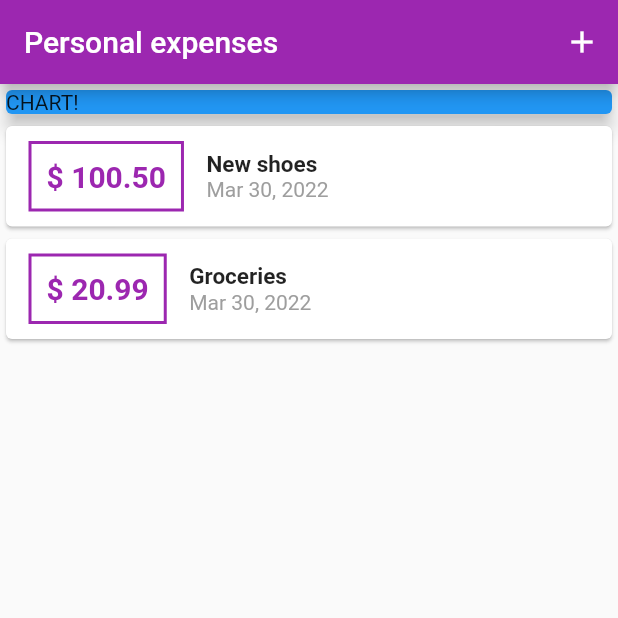
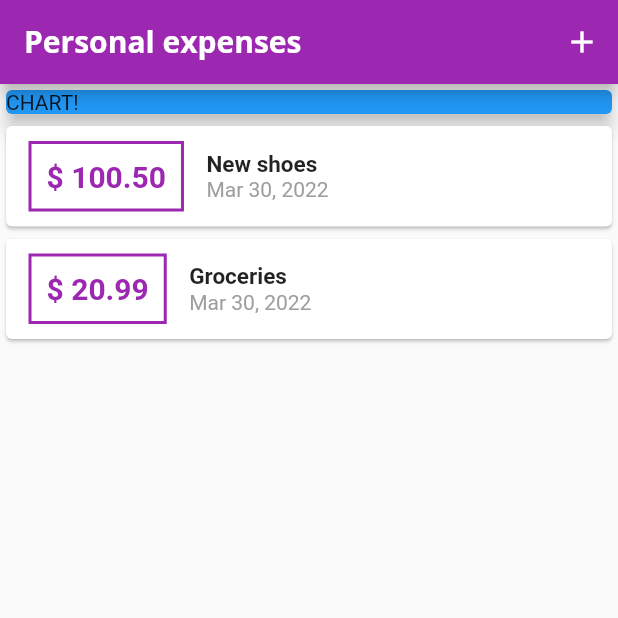
Before and after one commit to AnuTor/Flutter-course, a Flutter app: the screen it shows after launch, on a phone screen of 412 x 824 dp, the top half of it. Run offline on Flutter 3.47's test engine with Material 2 defaults, Android fonts, the phone set to English and light mode, and no system bars; missing offline and left inert: dart:ffi.

Commit message:
Actualizado a lectura 96

```diff
--- a/app2_personal_expense_app/lib/main.dart
+++ b/app2_personal_expense_app/lib/main.dart
@@ -12,9 +12,25 @@ class MyApp extends StatelessWidget {
     return MaterialApp(
       title: 'Personal expenses',
       theme: ThemeData(
-        primarySwatch: Colors.purple,
-        accentColor: Colors.amber,
-      ),
+          primarySwatch: Colors.purple,
+          accentColor: Colors.amber,
+          fontFamily: 'Quicksand',
+          textTheme: ThemeData.light().textTheme.copyWith(
+                headline6: TextStyle(
+                  fontFamily: 'OpenSans',
+                  fontWeight: FontWeight.bold,
+                  fontSize: 18,
+                ),
+              ),
+          appBarTheme: AppBarTheme(
+            textTheme: ThemeData.light().textTheme.copyWith(
+                  headline6: TextStyle(
+                    fontFamily: 'OpenSans',
+                    fontSize: 20,
+                    fontWeight: FontWeight.bold,
+                  ),
+                ),
+          )),
       home: MyHomePage(),
     );
   }
```
Also changed, not shown: app2_personal_expense_app/pubspec.yaml (+12 -11 lines), app2_personal_expense_app/assets/fonts/OpenSans-Bold.ttf (added), app2_personal_expense_app/assets/fonts/OpenSans-Regular.ttf (added), app2_personal_expense_app/assets/fonts/Quicksand-Bold.ttf (added), app2_personal_expense_app/assets/fonts/Quicksand-Light.ttf (added), app2_personal_expense_app/assets/fonts/Quicksand-Medium.ttf (added), app2_personal_expense_app/assets/fonts/Quicksand-Regular.ttf (added).
